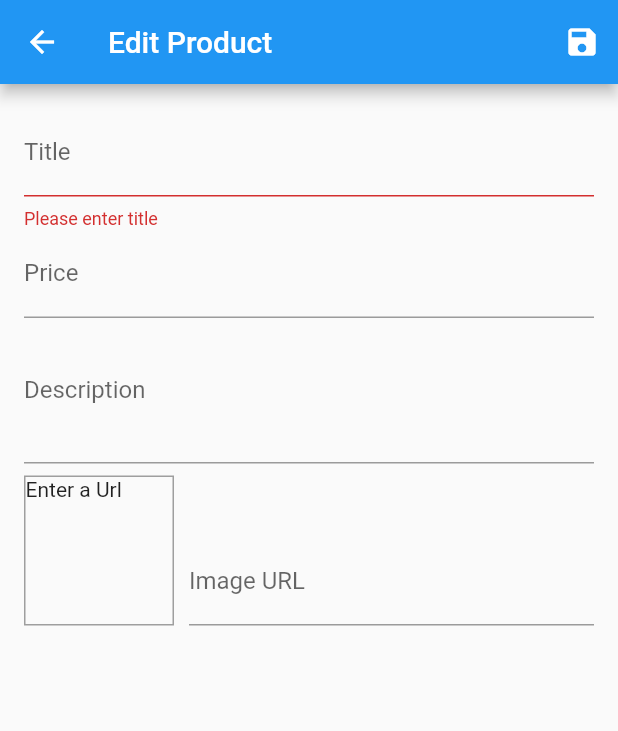
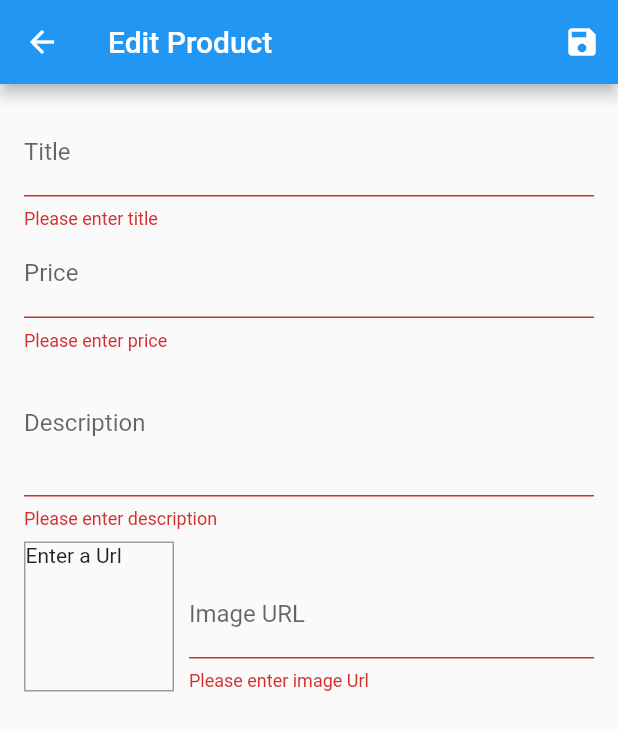
Before and after one commit to aditiakusuma/shop_app, a Flutter app: the EditProductScreen screen opened by its route, after a tap on the "save" icon, on a phone screen of 412 x 824 dp. Shown: the top 731 px of the screen. Run offline on Flutter 3.47's test engine with Material 2 defaults, Android fonts, the phone set to English and light mode, and no system bars; network calls fail.

Commit message:
add more validator

```diff
--- a/lib/screens/edit_product_screen.dart
+++ b/lib/screens/edit_product_screen.dart
@@ -40,6 +40,10 @@ class _EditProductScreenState extends State<EditProductScreen> {
 
   void _updateImageUrl() {
     if (!_imageUrlFocusNode.hasFocus) {
+      //ad more validator
+      if (!_imageUrlController.text.startsWith('http')) {
+        return;
+      }
       setState(() {});
     }
   }
@@ -109,6 +113,20 @@ class _EditProductScreenState extends State<EditProductScreen> {
                 onFieldSubmitted: (_) {
                   FocusScope.of(context).requestFocus(_descriptionFocusNode);
                 },
+                validator: (value) {
+                  if (value.isEmpty) {
+                    return 'Please enter price';
+                  }
+
+                  if (double.tryParse(value) == null) {
+                    return 'Enter a valid value';
+                  }
+                  if (double.parse(value) <= 0) {
+                    return 'Enter positif number';
+                  }
+
+                  return null;
+                },
                 onSaved: (value) {
                   _editedProduct = Product(
                     title: _editedProduct.title,
@@ -126,6 +144,17 @@ class _EditProductScreenState extends State<EditProductScreen> {
                 maxLines: 3,
                 keyboardType: TextInputType.multiline,
                 focusNode: _descriptionFocusNode,
+                validator: (value) {
+                  if (value.isEmpty) {
+                    return 'Please enter description';
+                  }
+
+                  if (value.length < 10) {
+                    return 'minimal 10 char';
+                  }
+
+                  return null;
+                },
                 onSaved: (value) {
                   _editedProduct = Product(
                     title: _editedProduct.title,
@@ -171,6 +200,18 @@ class _EditProductScreenState extends State<EditProductScreen> {
                       onFieldSubmitted: (_) {
                         _saveForm();
                       },
+                      validator: (value) {
+                        if (value.isEmpty) {
+                          return 'Please enter image Url';
+                        }
+
+                        if (!value.startsWith('http') &&
+                            !value.startsWith('https')) {
+                          return 'Enter a valid Url';
+                        }
+
+                        return null;
+                      },
                       onSaved: (value) {
                         _editedProduct = Product(
                           title: _editedProduct.title,
```
